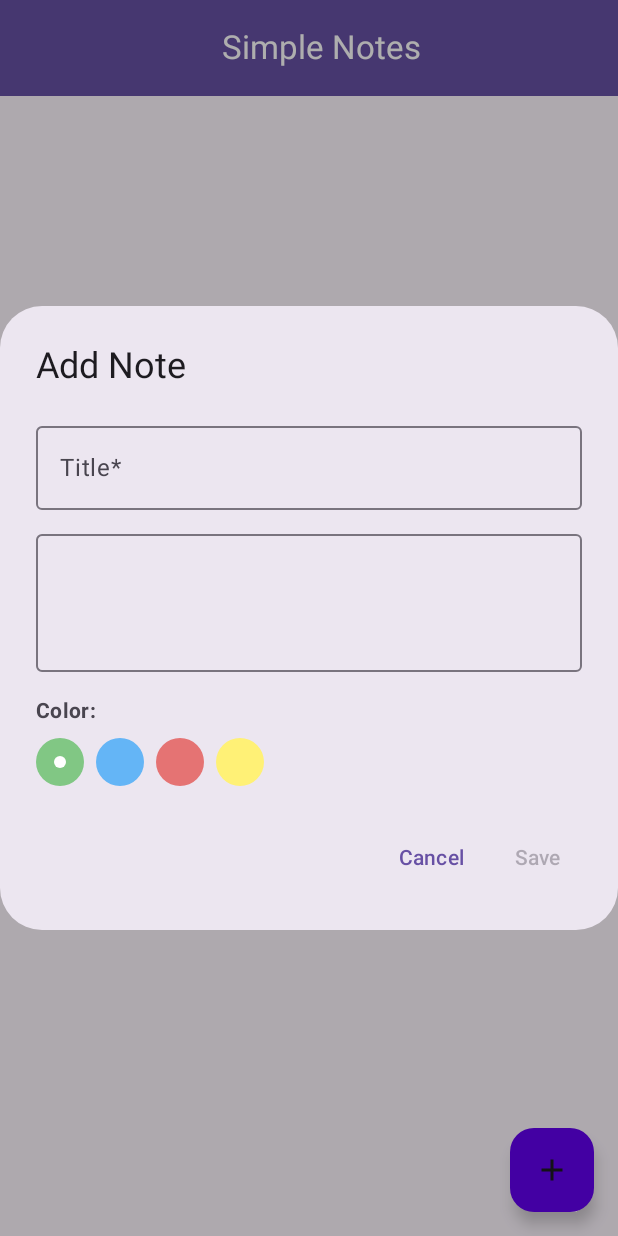
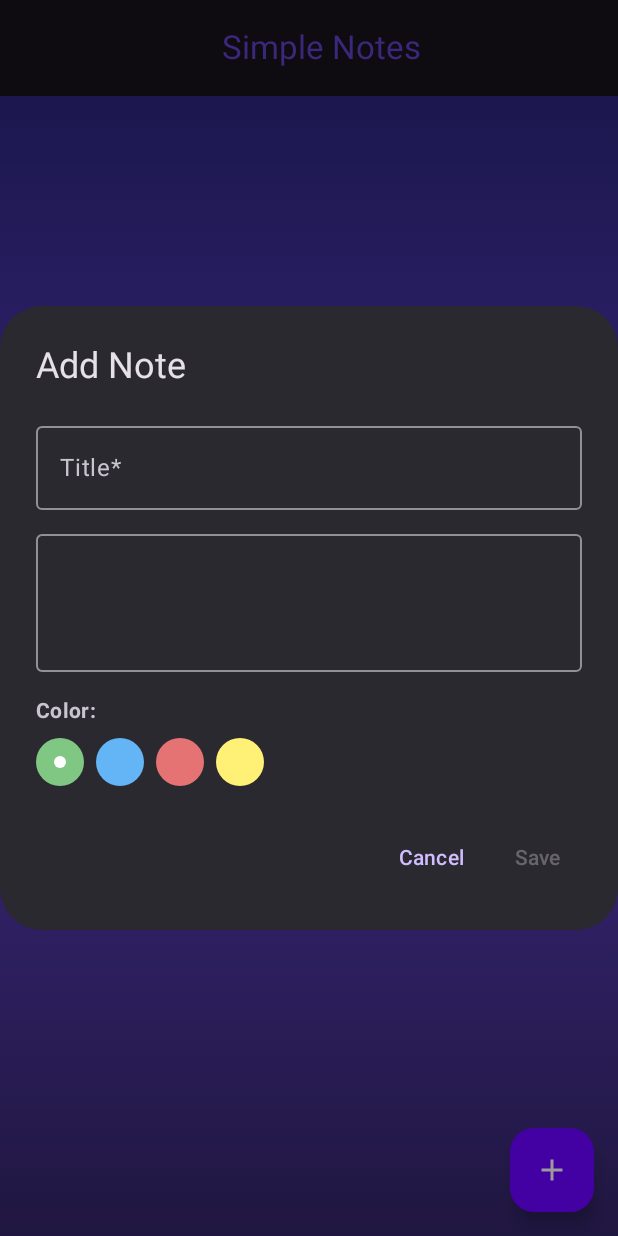
Before and after one commit to MykhailoYablon/SimpleNotes, an Android app built with Jetpack Compose: the screen it shows after launch (MainActivity), after a tap on "Add Note", on a phone screen of 412 x 824 dp. Run offline under Robolectric (Android 15) with nearby library versions, the phone set to English and light mode, and no system bars; our stand-ins replace Room's generated code.

Commit message:
Updated visuals

```diff
--- a/app/src/main/java/com/example/simplenotes/MainActivity.kt
+++ b/app/src/main/java/com/example/simplenotes/MainActivity.kt
@@ -5,8 +5,17 @@ import androidx.activity.ComponentActivity
 import androidx.activity.compose.setContent
 import androidx.compose.foundation.layout.fillMaxSize
 import androidx.compose.material3.MaterialTheme
+import androidx.compose.material3.darkColorScheme
+import androidx.compose.material3.lightColorScheme
+import androidx.compose.runtime.SideEffect
+import androidx.compose.runtime.getValue
+import androidx.compose.runtime.mutableStateOf
+import androidx.compose.runtime.remember
+import androidx.compose.runtime.saveable.rememberSaveable
+import androidx.compose.runtime.setValue
 import androidx.compose.material3.Surface
 import androidx.compose.ui.Modifier
+import androidx.compose.ui.graphics.toArgb
 import androidx.lifecycle.viewmodel.compose.viewModel
 import com.example.simplenotes.dao.NoteDatabase
 import com.example.simplenotes.dao.NoteRepository
@@ -19,7 +28,11 @@ class MainActivity : ComponentActivity() {
         val repository = NoteRepository(database.noteDao())
 
         setContent {
-            MaterialTheme {
+            var useDarkTheme by rememberSaveable { mutableStateOf(true) }
+
+            MaterialTheme(
+                colorScheme = if (useDarkTheme) darkColorScheme() else lightColorScheme()
+            ) {
                 Surface(
                     modifier = Modifier.fillMaxSize(),
                     color = MaterialTheme.colorScheme.background
@@ -27,7 +40,9 @@ class MainActivity : ComponentActivity() {
                     val viewModel: NotesViewModel = viewModel {
                         NotesViewModel(repository)
                     }
-                    NotesApp(viewModel)
+                    NotesApp(
+                        viewModel = viewModel
+                    )
                 }
             }
         }
--- a/app/src/main/java/com/example/simplenotes/NotesApp.kt
+++ b/app/src/main/java/com/example/simplenotes/NotesApp.kt
@@ -1,6 +1,8 @@
 package com.example.simplenotes
 
+import androidx.compose.foundation.background
 import androidx.compose.foundation.layout.Arrangement
+import androidx.compose.foundation.layout.Box
 import androidx.compose.foundation.layout.fillMaxSize
 import androidx.compose.foundation.layout.fillMaxWidth
 import androidx.compose.foundation.layout.padding
@@ -11,6 +13,7 @@ import androidx.compose.material.icons.filled.Add
 import androidx.compose.material3.ExperimentalMaterial3Api
 import androidx.compose.material3.FloatingActionButton
 import androidx.compose.material3.Icon
+import androidx.compose.material3.MaterialTheme
 import androidx.compose.material3.Scaffold
 import androidx.compose.material3.Text
 import androidx.compose.material3.TopAppBar
@@ -18,7 +21,11 @@ import androidx.compose.material3.TopAppBarDefaults
 import androidx.compose.runtime.Composable
 import androidx.compose.runtime.collectAsState
 import androidx.compose.runtime.getValue
+import androidx.compose.runtime.mutableStateOf
+import androidx.compose.runtime.saveable.rememberSaveable
+import androidx.compose.runtime.setValue
 import androidx.compose.ui.Modifier
+import androidx.compose.ui.graphics.Brush
 import androidx.compose.ui.graphics.Color
 import androidx.compose.ui.text.style.TextAlign
 import androidx.compose.ui.unit.dp
@@ -34,7 +41,10 @@ fun NotesApp(viewModel: NotesViewModel) {
     val showDetailScreen by viewModel.showDetailScreen.collectAsState()
     val selectedNote by viewModel.selectedNote.collectAsState()
 
+    var straightNoteId by rememberSaveable { mutableStateOf<Int?>(null) }
+
     Scaffold(
+        containerColor = Color.Transparent,
         topBar = {
             TopAppBar(
                 title = {
@@ -45,8 +55,8 @@ fun NotesApp(viewModel: NotesViewModel) {
                     )
                 },
                 colors = TopAppBarDefaults.topAppBarColors(
-                    containerColor = androidx.compose.material3.MaterialTheme.colorScheme.primary,
-                    titleContentColor = androidx.compose.material3.MaterialTheme.colorScheme.onPrimary
+                    containerColor = Color.Transparent,
+                    titleContentColor = Color(0xFF553AB7)
                 )
             )
         },
@@ -59,18 +69,31 @@ fun NotesApp(viewModel: NotesViewModel) {
             }
         }
     ) { paddingValues ->
-        LazyColumn(
+        Box(
             modifier = Modifier
                 .fillMaxSize()
                 .padding(paddingValues)
-                .padding(16.dp),
-            verticalArrangement = Arrangement.spacedBy(8.dp)
+                .background(brush = getSharedGradient())
         ) {
-            items(notes) { note ->
-                NoteItem(
-                    note = note,
-                    onClick = { viewModel.showDetailDialog(note) }
-                )
+            LazyColumn(
+                modifier = Modifier
+                    .fillMaxSize()
+                    .padding(16.dp),
+                verticalArrangement = Arrangement.spacedBy(12.dp)
+            ) {
+                items(notes) { note ->
+                    NoteItem(
+                        note = note,
+                        isStraight = straightNoteId == note.id,
+                        onClick = {
+                            if (straightNoteId != note.id) {
+                                straightNoteId = note.id
+                            } else {
+                                viewModel.showDetailDialog(note)
+                            }
+                        }
+                    )
+                }
             }
         }
     }
@@ -100,3 +123,15 @@ fun NotesApp(viewModel: NotesViewModel) {
         )
     }
 }
+
+
+@Composable
+fun getSharedGradient(): Brush {
+    return Brush.verticalGradient(
+        colors = listOf(
+            Color(0xFF282272), // Blue
+            Color(0xFF553AB7), // Purple
+            Color(0x4D6C43FF)
+        )
+    )
+}
--- a/app/src/main/res/values/themes.xml
+++ b/app/src/main/res/values/themes.xml
@@ -1,8 +1,8 @@
 <resources xmlns:tools="http://schemas.android.com/tools">
     <!-- Base application theme -->
     <style name="Theme.SimpleNotes" parent="Theme.Material3.DayNight.NoActionBar">
-        <item name="colorPrimary">@color/purple_500</item>
-        <item name="colorPrimaryVariant">@color/purple_700</item>
+        <item name="colorPrimary">@color/white</item>
+        <item name="colorPrimaryVariant">@color/white</item>
         <item name="colorOnPrimary">@color/white</item>
         <item name="colorSecondary">@color/teal_200</item>
         <item name="colorSecondaryVariant">@color/teal_700</item>
```
Also changed, not shown: app/src/main/java/com/example/simplenotes/notes/NoteDetailScreen.kt (+64 -35 lines), app/src/main/java/com/example/simplenotes/notes/NoteItem.kt (+35 -11 lines).
